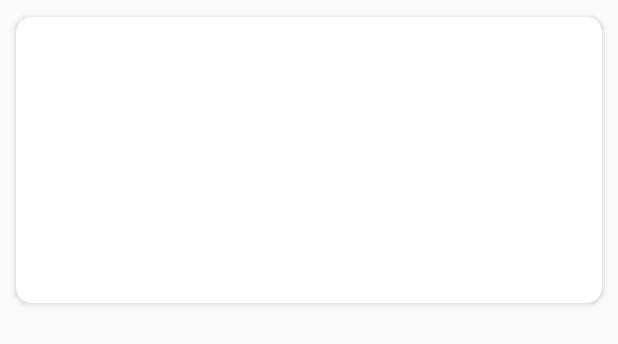
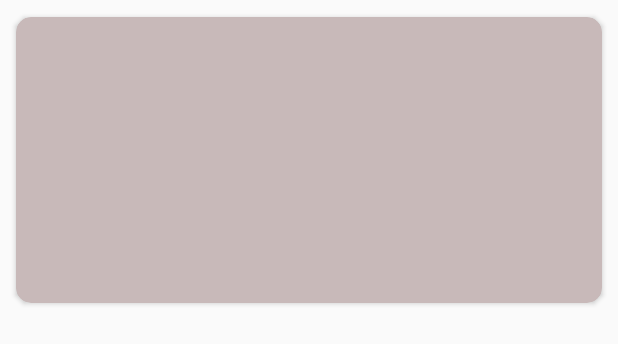
Before and after one commit to StriveCar/AndroidTask, an Android app: the layout list_item.xml on its own in the app's theme, with its tools: preview values and no code run, on a phone screen of 412 x 824 dp. Shown: the top 344 px of the screen. Run offline under Robolectric (Android 15) with nearby library versions, the light colour scheme and no system bars.

Commit message:
完善上一版，实现草稿详情页

```diff
--- a/app/src/main/java/com/example/androidtask/AddActivity.java
+++ b/app/src/main/java/com/example/androidtask/AddActivity.java
@@ -202,7 +202,6 @@ public class AddActivity extends AppCompatActivity implements View.OnClickListen
 
     //新增图文分享
     private void uploadPic() {
-
 
         ImageText imageText = new ImageText();
         imageText.setImageCode(imageCode);
--- a/app/src/main/res/layout/list_item.xml
+++ b/app/src/main/res/layout/list_item.xml
@@ -6,12 +6,13 @@
     xmlns:app="http://schemas.android.com/apk/res-auto"
     android:layout_margin="5dp"
     app:cardCornerRadius="10dp"
-    app:cardBackgroundColor="@color/white"
+    app:cardBackgroundColor="@color/coreGray"
     app:cardUseCompatPadding="true">
 
     <RelativeLayout
         android:layout_width="match_parent"
-        android:layout_height="wrap_content">
+        android:layout_height="wrap_content"
+        >
 
         <ImageView
             android:id="@+id/df_image"
@@ -31,16 +32,19 @@
             android:paddingBottom="4dp"
             android:textColor="@color/teal_200"
             android:textSize="18sp"
-            android:textStyle="bold"></TextView>
+            android:textStyle="bold"
+            >
+        </TextView>
+
         <TextView
             android:id="@+id/df_content"
+            style="@style/TextAppearance.AppCompat.Subhead"
             android:layout_width="match_parent"
             android:layout_height="wrap_content"
             android:layout_below="@+id/df_title"
             android:paddingStart="8dp"
             android:paddingBottom="4dp"
-            android:textColor="@color/black"
-            style="@style/TextAppearance.AppCompat.Subhead">
+            android:textColor="@color/black">
         </TextView>
 
     </RelativeLayout>
```
Also changed, not shown: app/src/main/AndroidManifest.xml (+6 -3 lines), app/src/main/java/com/example/androidtask/DraftsActivity.java (+18 -3 lines), app/src/main/java/com/example/androidtask/DraftsAdapter.java (+15 -0 lines).
